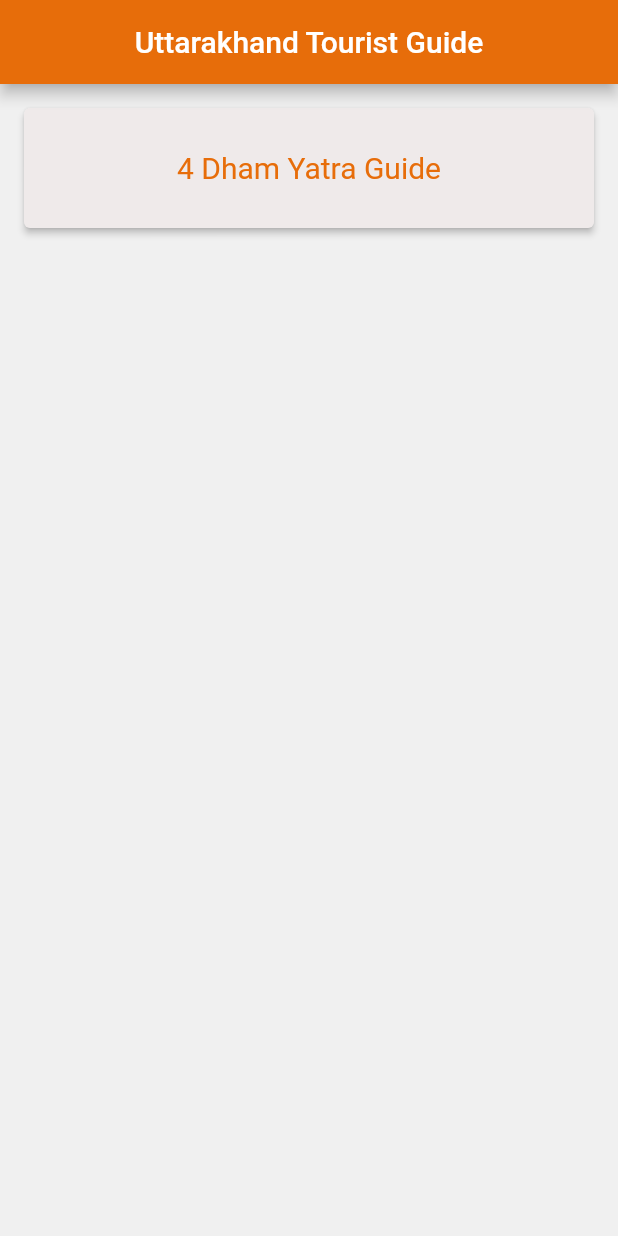
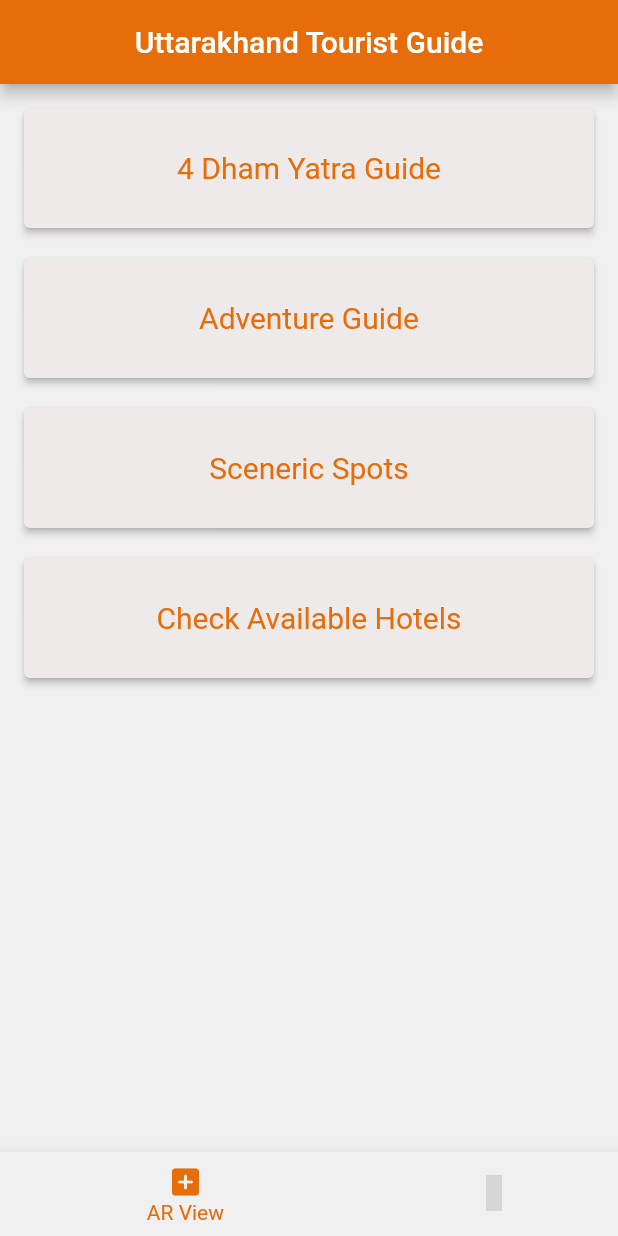
Before and after one commit to Rayzon3/uk_travel_guide, a Flutter app: the screen it shows after launch, on a phone screen of 412 x 824 dp. Run offline on Flutter 3.47's test engine with Material 2 defaults, Android fonts, the phone set to English and light mode, and no system bars; our stand-ins replace fluttertoast, font_awesome_flutter; statements that could not run were skipped; grey boxes are pictures that could not be loaded.

Commit message:
added skeleton

```diff
--- a/lib/main.dart
+++ b/lib/main.dart
@@ -1,5 +1,6 @@
 import 'package:flutter/material.dart';
 import 'package:fluttertoast/fluttertoast.dart';
+import 'package:font_awesome_flutter/font_awesome_flutter.dart';
 
 void main() {
   runApp(const MyApp());
@@ -11,12 +12,12 @@ class MyApp extends StatelessWidget {
   // This widget is the root of your application.
   @override
   Widget build(BuildContext context) {
-    return MaterialApp(
+    return const MaterialApp(
       title: 'Flutter Demo',
       // theme: ThemeData(
       //   primarySwatch: Colors.red,
       // ),
-      home: const MyHomePage(title: 'Flutter Demo Home Page'),
+      home: MyHomePage(title: 'Flutter Demo Home Page'),
       debugShowCheckedModeBanner: false,
     );
   }
@@ -31,14 +32,6 @@ class MyHomePage extends StatefulWidget {
 }
 
 class _MyHomePageState extends State<MyHomePage> {
-  int _counter = 0;
-
-  void _incrementCounter() {
-    setState(() {
-      //we will put stuff here that needs to be executed first
-    });
-  }
-
   @override
   Widget build(BuildContext context) {
     return Scaffold(
@@ -63,6 +56,63 @@ class _MyHomePageState extends State<MyHomePage> {
                 primary: const Color(0xffEFEAEA),
                 onPrimary: const Color(0xffE76D0A)),
           ),
+          const SizedBox(height: 20),
+          ElevatedButton(
+            onPressed: () =>
+                Fluttertoast.showToast(msg: "Button Pressed", fontSize: 18),
+            child: const Text("Adventure Guide"),
+            style: ElevatedButton.styleFrom(
+                minimumSize: const Size(280, 80),
+                textStyle: const TextStyle(
+                  fontSize: 20,
+                ),
+                primary: const Color(0xffEFEAEA),
+                onPrimary: const Color(0xffE76D0A)),
+          ),
+          const SizedBox(height: 20),
+          ElevatedButton(
+            onPressed: () =>
+                Fluttertoast.showToast(msg: "Button Pressed", fontSize: 18),
+            child: const Text("Sceneric Spots"),
+            style: ElevatedButton.styleFrom(
+                minimumSize: const Size(280, 80),
+                textStyle: const TextStyle(
+                  fontSize: 20,
+                ),
+                primary: const Color(0xffEFEAEA),
+                onPrimary: const Color(0xffE76D0A)),
+          ),
+          const SizedBox(height: 20),
+          ElevatedButton(
+            onPressed: () =>
+                Fluttertoast.showToast(msg: "Button Pressed", fontSize: 18),
+            child: const Text("Check Available Hotels"),
+            style: ElevatedButton.styleFrom(
+                minimumSize: const Size(280, 80),
+                textStyle: const TextStyle(
+                  fontSize: 20,
+                ),
+                primary: const Color(0xffEFEAEA),
+                onPrimary: const Color(0xffE76D0A)),
+          ),
+          const SizedBox(height: 20),
+        ],
+      ),
+      bottomNavigationBar: BottomNavigationBar(
+        type: BottomNavigationBarType.shifting,
+        selectedItemColor: const Color(0xffE76D0A),
+        unselectedItemColor: const Color.fromARGB(255, 235, 173, 123),
+        // currentIndex: currentIndex,
+        // onTap: (index) => setState(() => currentIndex = index),
+        items: const [
+          BottomNavigationBarItem(
+              icon: Icon(Icons.add_box_rounded),
+              label: "AR View",
+              backgroundColor: Color(0xffF0F0F0)),
+          BottomNavigationBarItem(
+              icon: FaIcon(FontAwesomeIcons.),
+              label: "Find a ride",
+              backgroundColor: Color(0xffF0F0F0))
         ],
       ),
     );
--- a/pubspec.yaml
+++ b/pubspec.yaml
@@ -30,6 +30,7 @@ dependencies:
   flutter:
     sdk: flutter
   fluttertoast: ^8.0.9
+  font_awesome_flutter: ^9.2.0
 
 
   # The following adds the Cupertino Icons font to your application.
```
Also changed, not shown: pubspec.lock.
